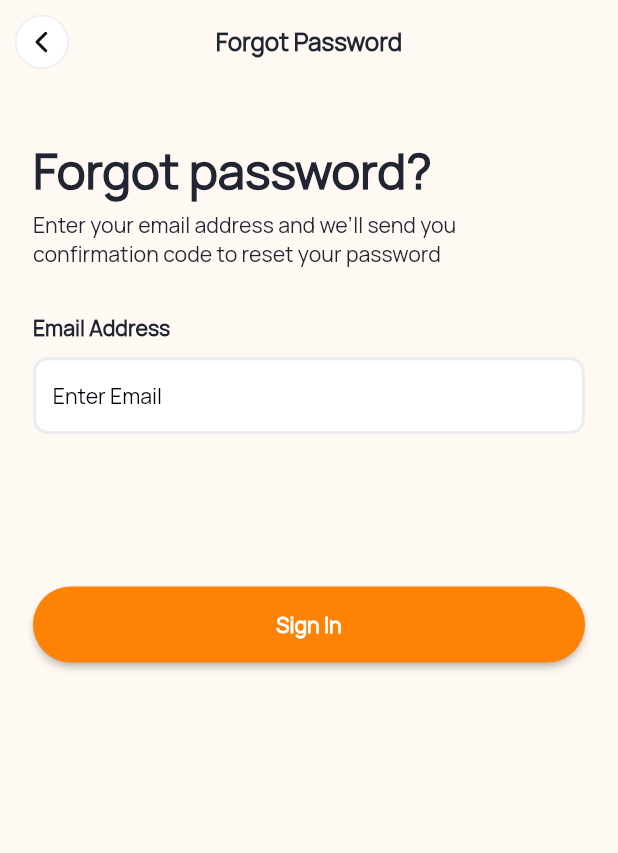
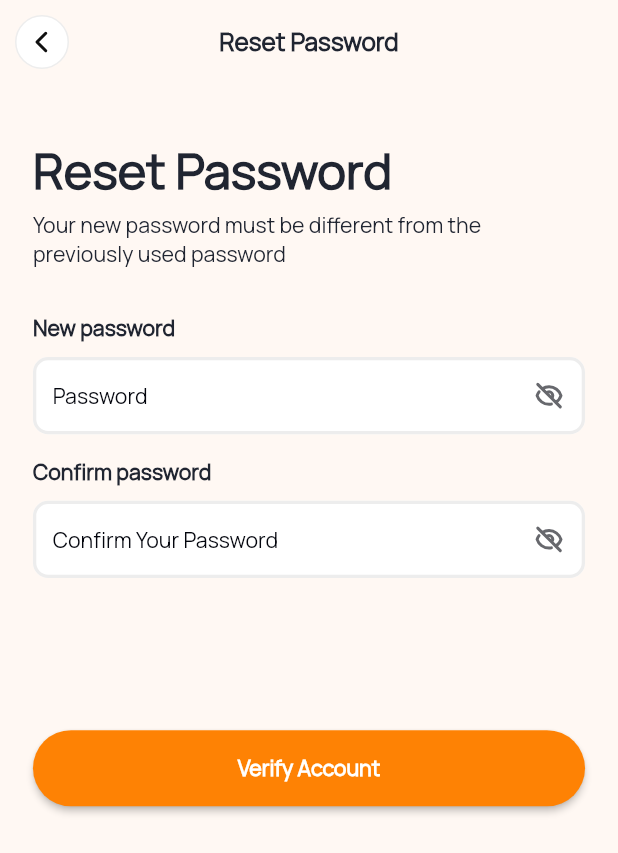
Before and after one commit to Webgenius0/dawgonvegans_app, a Flutter app: the screen it shows after launch, on a phone screen of 412 x 824 dp. Shown: the top 853 px of the screen. Run offline on Flutter 3.47's test engine with Material 3 defaults, Android fonts, the phone set to English and light mode, and no system bars; drawn by our look-alikes of auto_animated; our stand-ins replace cached_network_image, dio, flutter_screenutil, flutter_svg, get, get_it and 5 more; missing offline and left inert: dotlottie_loader.

Commit message:
Password reset screen has done

```diff
--- /dev/null
+++ b/lib/features/auth/reset_password/reset_password_screen.dart
@@ -0,0 +1,135 @@
+import 'package:dawgonvegans/common_widgets/custom_text_form_field.dart';
+import 'package:dawgonvegans/constants/text_font_style.dart';
+import 'package:dawgonvegans/constants/validator.dart';
+import 'package:flutter/material.dart';
+import 'package:flutter_screenutil/flutter_screenutil.dart';
+import 'package:flutter_svg/svg.dart';
+import 'package:provider/provider.dart';
+
+import '../../../common_widgets/custom_appbar.dart';
+import '../../../common_widgets/custom_body_text_widget.dart';
+import '../../../common_widgets/custom_button.dart';
+import '../../../gen/assets.gen.dart';
+import '../../../helpers/ui_helpers.dart';
+import '../../../provider/reset_password_provider.dart';
+
+class ResetPasswordScreen extends StatefulWidget {
+  const ResetPasswordScreen({super.key});
+
+  @override
+  State<ResetPasswordScreen> createState() => _ResetPasswordScreenState();
+}
+
+class _ResetPasswordScreenState extends State<ResetPasswordScreen> {
+  final TextEditingController _passwordController = TextEditingController();
+
+  final TextEditingController _confirmPasswordController =
+      TextEditingController();
+
+  final _formKey = GlobalKey<FormState>();
+  @override
+  Widget build(BuildContext context) {
+    return Scaffold(
+      appBar: CustomAppBar(title: 'Reset Password'),
+      body: SingleChildScrollView(
+        padding: EdgeInsets.symmetric(horizontal: 20.w, vertical: 30.h),
+        child: Form(
+          key: _formKey,
+          child: Consumer<ResetPasswordProvider>(
+            builder: (context, provider, child) {
+              return Column(
+                crossAxisAlignment: CrossAxisAlignment.start,
+                children: [
+                  // Body Text
+                  CustomBodyTextWidget(
+                    titleText: 'Reset Password',
+                    subTitleText:
+                        'Your new password must be different from the previously used password',
+                  ),
+
+                  // Password Field
+                  Text(
+                    'New password',
+                    style: TextFontStyle.textStyle14c202531ManropeW900,
+                  ),
+                  UIHelper.verticalSpace(10.h),
+
+                  CustomTextFormField(
+                    controller: _passwordController,
+                    validator: passwordValidator,
+                    hintText: 'Password',
+                    obscureText: !provider.passwordVisible,
+                    keyboardType: TextInputType.visiblePassword,
+                    suffixIcon: InkWell(
+                      onTap: provider.togglePasswordVisibility,
+                      child:
+                          provider.passwordVisible
+                              ? SvgPicture.asset(
+                                Assets.icons.eyeOn,
+                                width: 25.w,
+                                height: 25.h,
+                                fit: BoxFit.none,
+                              )
+                              : SvgPicture.asset(
+                                Assets.icons.eyeOff,
+                                width: 25.w,
+                                height: 25.h,
+                                fit: BoxFit.none,
+                              ),
+                    ),
+                  ),
+
+                  UIHelper.verticalSpace(15.h),
+                  Text(
+                    'Confirm password',
+                    style: TextFontStyle.textStyle14c202531ManropeW900,
+                  ),
+                  UIHelper.verticalSpace(10.h),
+                  // confirm Pasword
+                  CustomTextFormField(
+                    controller: _confirmPasswordController,
+                    validator:
+                        (value) => confirmPasswordValidator(
+                          value,
+                          _passwordController.text,
+                        ),
+                    hintText: 'Confirm Your Password',
+                    obscureText: !provider.confirmPasswordVisible,
+                    keyboardType: TextInputType.visiblePassword,
+                    suffixIcon: InkWell(
+                      onTap: provider.toggleConfirmPasswordVisibility,
+                      child:
+                          provider.confirmPasswordVisible
+                              ? SvgPicture.asset(
+                                Assets.icons.eyeOn,
+                                width: 25.w,
+                                height: 25.h,
+                                fit: BoxFit.none,
+                              )
+                              : SvgPicture.asset(
+                                Assets.icons.eyeOff,
+                                width: 25.w,
+                                height: 25.h,
+                                fit: BoxFit.none,
+                              ),
+                    ),
+                  ),
+
+                  // Sign in Button
+                  UIHelper.verticalSpace(100.h),
+                  CustomButton(
+                    side: BorderSide.none,
+                    buttonName: 'Verify Account',
+                    onPressed: () {
+                      if (_formKey.currentState!.validate()) {}
+                    },
+                  ),
+                ],
+              );
+            },
+          ),
+        ),
+      ),
+    );
+  }
+}
--- a/lib/helpers/register_provider.dart
+++ b/lib/helpers/register_provider.dart
@@ -3,6 +3,7 @@ import 'package:provider/provider.dart';
 
 import '../provider/login_provider.dart';
 import '../provider/register_provider.dart';
+import '../provider/reset_password_provider.dart';
 
 
 var providers = [
@@ -13,4 +14,8 @@ var providers = [
     create: ((context) => RegisterProvider()),
   ),
 
+  ChangeNotifierProvider<ResetPasswordProvider>(
+    create: ((context) => ResetPasswordProvider()),
+  ),
+
 ];
--- a/lib/main.dart
+++ b/lib/main.dart
@@ -6,8 +6,7 @@ import 'package:get_storage/get_storage.dart';
 import 'package:provider/provider.dart';
 
 import 'constants/custome_theme.dart';
-import 'features/auth/forget_password/forget_screen.dart';
-import 'features/auth/register/register_screen.dart';
+import 'features/auth/reset_password/reset_password_screen.dart';
 import 'gen/colors.gen.dart';
 import 'helpers/all_routes.dart';
 import 'helpers/di.dart';
@@ -91,7 +90,7 @@ class UtillScreenMobile extends StatelessWidget {
 
             onGenerateRoute: RouteGenerator.generateRoute,
 
-            home: ForgetPasswordScreen(),
+            home: ResetPasswordScreen(),
           ),
         );
       },
--- /dev/null
+++ b/lib/provider/reset_password_provider.dart
@@ -0,0 +1,22 @@
+import 'package:flutter/material.dart';
+
+class ResetPasswordProvider extends ChangeNotifier {
+   bool _passwordVisible = false;
+
+  bool get passwordVisible => _passwordVisible;
+
+  void togglePasswordVisibility() {
+    _passwordVisible = !_passwordVisible;
+    notifyListeners();
+  }
+
+  // confirm Password
+   bool _confirmPasswordVisible = false;
+
+  bool get confirmPasswordVisible => _confirmPasswordVisible;
+
+  void toggleConfirmPasswordVisibility() {
+    _confirmPasswordVisible = !_confirmPasswordVisible;
+    notifyListeners();
+  }
+}
```
